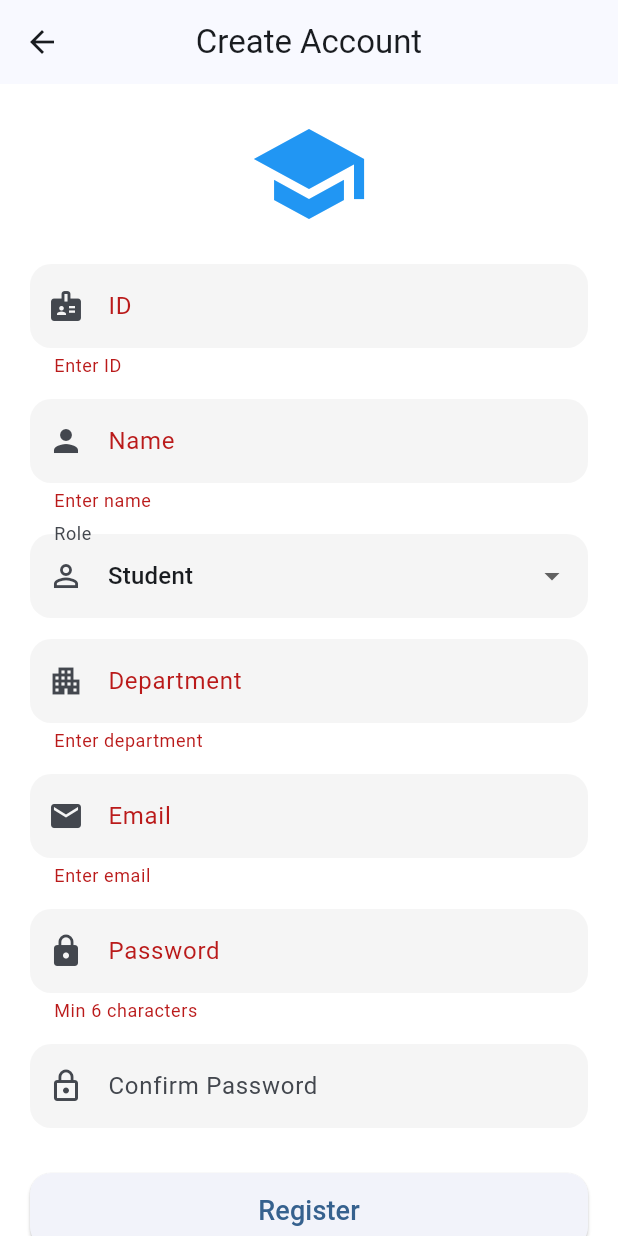
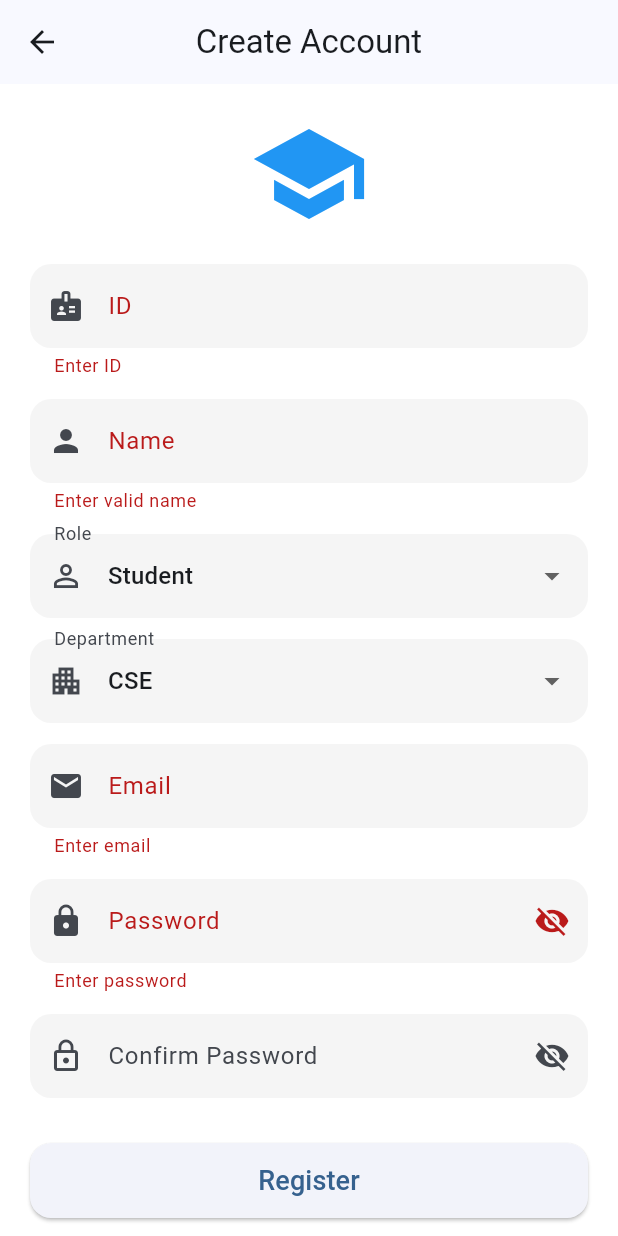
Before and after one commit to polashcmt17-debug/Teachapps, a Flutter app: the RegisterPage screen opened directly, after a tap on "Register", on a phone screen of 412 x 824 dp. Run offline on Flutter 3.47's test engine with Material 3 defaults, Android fonts, the phone set to English and light mode, and no system bars; our stand-ins replace cloud_firestore, firebase_core; accounts and stored records are empty.

Commit message:
commit name

```diff
--- a/lib/register_page.dart
+++ b/lib/register_page.dart
@@ -18,11 +18,22 @@ class _RegisterPageState extends State<RegisterPage> {
   final passwordController = TextEditingController();
   final confirmPasswordController = TextEditingController();
   final deptController = TextEditingController();
-  final db = FirebaseFirestore.instance;
+
   final FirestoreService firestoreService = FirestoreService();
 
+  String role = "Student";
 
-  String role = "Student";
+  // 👁️ show / hide states
+  bool _obscurePassword = true;
+  bool _obscureConfirmPassword = true;
+
+  // Email regex
+  final RegExp emailRegex =
+      RegExp(r'^[a-zA-Z0-9._%+-]+@[a-zA-Z0-9.-]+\.[a-zA-Z]{2,}$');
+
+  // Password regex
+  final RegExp passwordRegex =
+      RegExp(r'^(?=.*[a-z])(?=.*[A-Z])(?=.*\d)[A-Za-z\d]{8,}$');
 
   InputDecoration inputStyle(String label, IconData icon) {
     return InputDecoration(
@@ -52,20 +63,15 @@ class _RegisterPageState extends State<RegisterPage> {
           key: _formKey,
           child: Column(
             children: [
-
-              /// Top Icon
-              const Icon(
-                Icons.school,
-                size: 80,
-                color: Colors.blue,
-              ),
+              const Icon(Icons.school, size: 80, color: Colors.blue),
               const SizedBox(height: 20),
 
               /// ID
               TextFormField(
                 controller: idController,
                 decoration: inputStyle("ID", Icons.badge),
-                validator: (v) => v!.isEmpty ? "Enter ID" : null,
+                validator: (v) =>
+                    v == null || v.isEmpty ? "Enter ID" : null,
               ),
               const SizedBox(height: 14),
 
@@ -73,7 +79,8 @@ class _RegisterPageState extends State<RegisterPage> {
               TextFormField(
                 controller: nameController,
                 decoration: inputStyle("Name", Icons.person),
-                validator: (v) => v!.isEmpty ? "Enter name" : null,
+                validator: (v) =>
+                    v == null || v.length < 3 ? "Enter valid name" : null,
               ),
               const SizedBox(height: 14),
 
@@ -89,40 +96,101 @@ class _RegisterPageState extends State<RegisterPage> {
               ),
               const SizedBox(height: 14),
 
-              /// Department
-              TextFormField(
-                controller: deptController,
-                decoration: inputStyle("Department", Icons.apartment),
-                validator: (v) => v!.isEmpty ? "Enter department" : null,
-              ),
-              const SizedBox(height: 14),
+                              /// Department Dropdown
+                DropdownButtonFormField<String>(
+                  value: "CSE", // Default value
+                  decoration: inputStyle("Department", Icons.apartment),
+                  items: const [
+                    DropdownMenuItem(value: "CSE", child: Text("CSE")),
+                    DropdownMenuItem(value: "EEE", child: Text("EEE")),
+                    DropdownMenuItem(value: "LAW", child: Text("LAW")),
+                    DropdownMenuItem(value: "CIVIL", child: Text("CIVIL")),
+                    DropdownMenuItem(value: "ENGLISH", child: Text("ENGLISH")),
+                  ],
+                  onChanged: (value) {
+                    setState(() {
+                      deptController.text = value!; // Save selected value
+                    });
+                  },
+                  validator: (v) =>
+                      v == null || v.isEmpty ? "Select department" : null,
+                ),
+                   const SizedBox(height: 14),
 
               /// Email
               TextFormField(
                 controller: emailController,
+                keyboardType: TextInputType.emailAddress,
                 decoration: inputStyle("Email", Icons.email),
-                validator: (v) => v!.isEmpty ? "Enter email" : null,
+                validator: (v) {
+                  if (v == null || v.isEmpty) {
+                    return "Enter email";
+                  }
+                  if (!emailRegex.hasMatch(v)) {
+                    return "Enter valid email (example@email.com)";
+                  }
+                  return null;
+                },
               ),
               const SizedBox(height: 14),
 
-              /// Password
+              /// Password 👁️
               TextFormField(
                 controller: passwordController,
-                decoration: inputStyle("Password", Icons.lock),
-                obscureText: true,
-                validator: (v) =>
-                    v!.length < 6 ? "Min 6 characters" : null,
+                obscureText: _obscurePassword,
+                decoration: inputStyle("Password", Icons.lock).copyWith(
+                  suffixIcon: IconButton(
+                    icon: Icon(
+                      _obscurePassword
+                          ? Icons.visibility_off
+                          : Icons.visibility,
+                    ),
+                    onPressed: () {
+                      setState(() {
+                        _obscurePassword = !_obscurePassword;
+                      });
+                    },
+                  ),
+                ),
+                validator: (v) {
+                  if (v == null || v.isEmpty) {
+                    return "Enter password";
+                  }
+                  if (!passwordRegex.hasMatch(v)) {
+                    return "Min 8 chars, upper, lower & number";
+                  }
+                  return null;
+                },
               ),
               const SizedBox(height: 14),
 
-              /// Confirm Password
+              /// Confirm Password 👁️
               TextFormField(
                 controller: confirmPasswordController,
+                obscureText: _obscureConfirmPassword,
                 decoration:
-                    inputStyle("Confirm Password", Icons.lock_outline),
-                obscureText: true,
-                validator: (v) =>
-                    v != passwordController.text ? "Password not match" : null,
+                    inputStyle("Confirm Password", Icons.lock_outline)
+                        .copyWith(
+                  suffixIcon: IconButton(
+                    icon: Icon(
+                      _obscureConfirmPassword
+                          ? Icons.visibility_off
+                          : Icons.visibility,
+                    ),
+                    onPressed: () {
+                      setState(() {
+                        _obscureConfirmPassword =
+                            !_obscureConfirmPassword;
+                      });
+                    },
+                  ),
+                ),
+                validator: (v) {
+                  if (v != passwordController.text) {
+                    return "Password not match";
+                  }
+                  return null;
+                },
               ),
               const SizedBox(height: 30),
 
@@ -138,17 +206,16 @@ class _RegisterPageState extends State<RegisterPage> {
                   ),
                   onPressed: () async {
                     if (_formKey.currentState!.validate()) {
-
-                      // 🔹 Collect all form data
-                      final String id = idController.text.trim(); // optional (not stored now)
                       final String name = nameController.text.trim();
                       final String email = emailController.text.trim();
-                      final String password = passwordController.text.trim();
-                      final String department = deptController.text.trim();
-                      final String userRole = role.toLowerCase(); // student / teacher
+                      final String password =
+                          passwordController.text.trim();
+                      final String department =
+                          deptController.text.trim();
+                      final String userRole =
+                          role.toLowerCase();
 
                       try {
-                        // 🔥 Save to Firestore via service
                         await firestoreService.saveUser(
                           email: email,
                           name: name,
@@ -157,18 +224,14 @@ class _RegisterPageState extends State<RegisterPage> {
                           role: userRole,
                         );
 
-                        // 🔍 Confirm data stored
-                        final userData = await firestoreService.getUser(email);
-                        print("✅ Firestore user data: $userData");
-
                         ScaffoldMessenger.of(context).showSnackBar(
                           const SnackBar(
                             content: Text("Registration Successful"),
                           ),
                         );
+
+                        Navigator.pop(context);
                       } catch (e) {
-                        print("❌ Firestore error: $e");
-
                         ScaffoldMessenger.of(context).showSnackBar(
                           const SnackBar(
                             content: Text("Registration Failed"),
@@ -177,9 +240,6 @@ class _RegisterPageState extends State<RegisterPage> {
                       }
                     }
                   },
-
-
-
                   child: const Text(
                     "Register",
                     style: TextStyle(fontSize: 18),
```
Also changed, not shown: lib/login_page.dart (+57 -8 lines).
